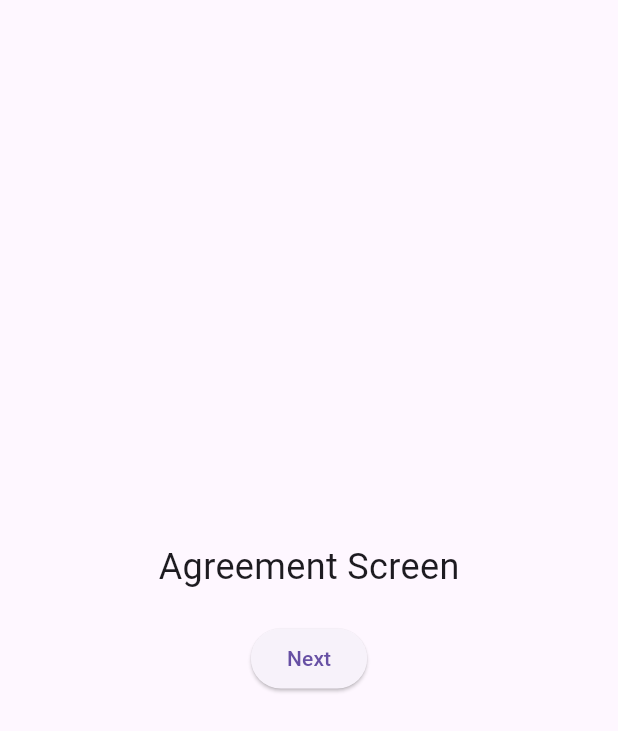
After one commit to alifroject/Eccomerce-1stDayOfDart, a Flutter app: the OnboardingController screen opened directly, after a tap on "Next", on a phone screen of 412 x 824 dp. The commit adds this screen. Shown: the top 731 px of the screen. Run offline on Flutter 3.47's test engine with Material 3 defaults, Android fonts, the phone set to English and light mode, and no system bars; network calls fail.

Commit message:
Adding onboarding folder

```diff
--- /dev/null
+++ b/lib/views/onboarding/agreement_screen.dart
@@ -0,0 +1,26 @@
+import 'package:flutter/material.dart';
+
+class AgreementScreen extends StatelessWidget {
+  const AgreementScreen({super.key});
+
+  @override
+  Widget build(BuildContext context) {
+    return Scaffold(
+      body: Center(
+        child: Column(
+          mainAxisAlignment: MainAxisAlignment.center,
+          children: [
+            Text('Agreement Screen', style: TextStyle(fontSize: 24)),
+            SizedBox(height: 20),
+            ElevatedButton(
+              onPressed: () {
+                Navigator.pushNamed(context, '/login');
+              },
+              child: Text('Next'),
+            ),
+          ],
+        ),
+      ),
+    );
+  }
+}
--- /dev/null
+++ b/lib/views/onboarding/login_screen.dart
@@ -0,0 +1,26 @@
+import 'package:flutter/material.dart';
+
+class LoginScreen extends StatelessWidget {
+  const LoginScreen({super.key});
+
+  @override
+  Widget build(BuildContext context) {
+    return Scaffold(
+      body: Center(
+        child: Column(
+          mainAxisAlignment: MainAxisAlignment.center,
+          children: [
+            Text('Login Screen', style: TextStyle(fontSize: 24)),
+            SizedBox(height: 20),
+            ElevatedButton(
+              onPressed: () {
+                Navigator.pushNamed(context, '/signup');
+              },
+              child: Text('Next'),
+            ),
+          ],
+        ),
+      ),
+    );
+  }
+}
--- /dev/null
+++ b/lib/views/onboarding/onboarding_controller.dart
@@ -0,0 +1,29 @@
+import 'package:flutter/material.dart';
+import 'welcome_screen.dart';
+import 'agreement_screen.dart';
+import 'login_screen.dart';
+import 'signup_screen.dart';
+
+class OnboardingController extends StatefulWidget {
+  @override
+  _OnboardingControllerState createState() => _OnboardingControllerState();
+}
+
+class _OnboardingControllerState extends State<OnboardingController> {
+  final PageController _pageController = PageController();
+
+  @override
+  Widget build(BuildContext context) {
+    return Scaffold(
+      body: PageView(
+        controller: _pageController,
+        children: const [
+          WelcomeScreen(),
+          AgreementScreen(),
+          LoginScreen(),
+          SignupScreen(),
+        ],
+      ),
+    );
+  }
+}
--- /dev/null
+++ b/lib/views/onboarding/signup_screen.dart
@@ -0,0 +1,26 @@
+import 'package:flutter/material.dart';
+
+class SignupScreen extends StatelessWidget {
+  const SignupScreen({super.key});
+
+  @override
+  Widget build(BuildContext context) {
+    return Scaffold(
+      body: Center(
+        child: Column(
+          mainAxisAlignment: MainAxisAlignment.center,
+          children: [
+            Text('Signup Screen', style: TextStyle(fontSize: 24)),
+            SizedBox(height: 20),
+            ElevatedButton(
+              onPressed: () {
+                Navigator.pushReplacementNamed(context, '/home'); // Finish onboarding
+              },
+              child: Text('Finish'),
+            ),
+          ],
+        ),
+      ),
+    );
+  }
+}
--- /dev/null
+++ b/lib/views/onboarding/welcome_screen.dart
@@ -0,0 +1,26 @@
+import 'package:flutter/material.dart';
+
+class WelcomeScreen extends StatelessWidget {
+  const WelcomeScreen({super.key});
+
+  @override
+  Widget build(BuildContext context) {
+    return Scaffold(
+      body: Center(
+        child: Column(
+          mainAxisAlignment: MainAxisAlignment.center,
+          children: [
+            Text('Welcome Screen', style: TextStyle(fontSize: 24)),
+            SizedBox(height: 20),
+            ElevatedButton(
+              onPressed: () {
+                Navigator.pushNamed(context, '/agreement');
+              },
+              child: Text('Next'),
+            ),
+          ],
+        ),
+      ),
+    );
+  }
+}
```
Also changed, not shown: lib/main.dart (+14 -10 lines), lib/views/home_screen.dart (+50 -23 lines), lib/views/profile_screen.dart (+7 -10 lines).
